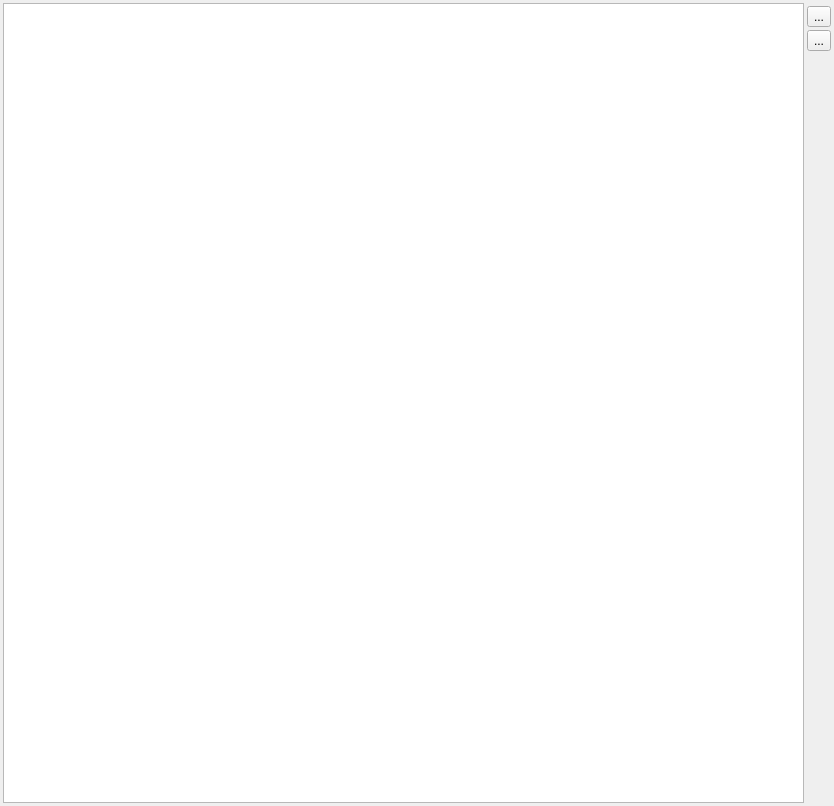
The window that TsvTableWidget.ui (marc-sturm/cppGUI) describes before a commit, drawn with Qt 5.
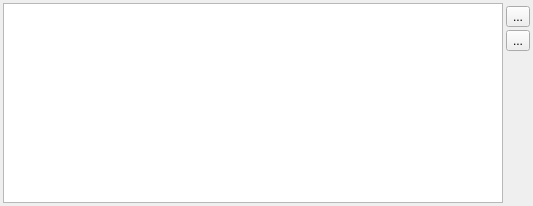
The same window after the commit. Icons and pictures are not drawn.

Commit message: TsvTableWidget: reduced minimum size.

What changed in the file:
```diff
--- a/TsvTableWidget.ui
+++ b/TsvTableWidget.ui
@@ -6,8 +6,8 @@
    <rect>
     <x>0</x>
     <y>0</y>
-    <width>834</width>
-    <height>806</height>
+    <width>532</width>
+    <height>206</height>
    </rect>
   </property>
   <property name="windowTitle">
@@ -46,8 +46,8 @@
     <widget class="QTableWidget" name="table">
      <property name="minimumSize">
       <size>
-       <width>800</width>
-       <height>800</height>
+       <width>500</width>
+       <height>200</height>
       </size>
      </property>
     </widget>
```
Left out of the diff: 2 changed lines with no effect on the pictures.
